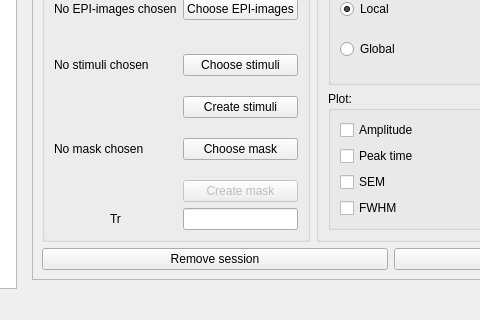
pfechd/jabe, file src/ui/mainwindow.ui: the form before one commit; both pictures show x 332 to 812 and y 429 to 749 of the 1100 by 749 pixel window.
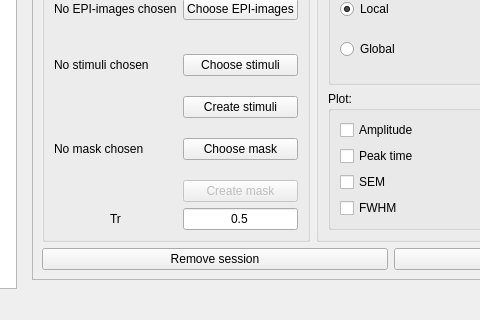
The form after the commit. The open tabs and pages were chosen to show the change.

Commit message: Change standard value of tr to 0.5 and add function for format check on tr. It will also remove the inputdialog and change it to take values from tr_value field.

Patch:
```diff
--- a/src/ui/mainwindow.ui
+++ b/src/ui/mainwindow.ui
@@ -1377,7 +1377,14 @@
                    </widget>
                   </item>
                   <item row="7" column="1">
-                   <widget class="QLineEdit" name="tr_value_session"/>
+                   <widget class="QLineEdit" name="tr_value_session">
+                    <property name="text">
+                     <string>0.5</string>
+                    </property>
+                    <property name="alignment">
+                     <set>Qt::AlignCenter</set>
+                    </property>
+                   </widget>
                   </item>
                   <item row="7" column="0">
                    <widget class="QLabel" name="tr_label_session">
```
Left out of the diff: 20 changed lines with no effect on the pictures. The commit also changes 1 other file.
